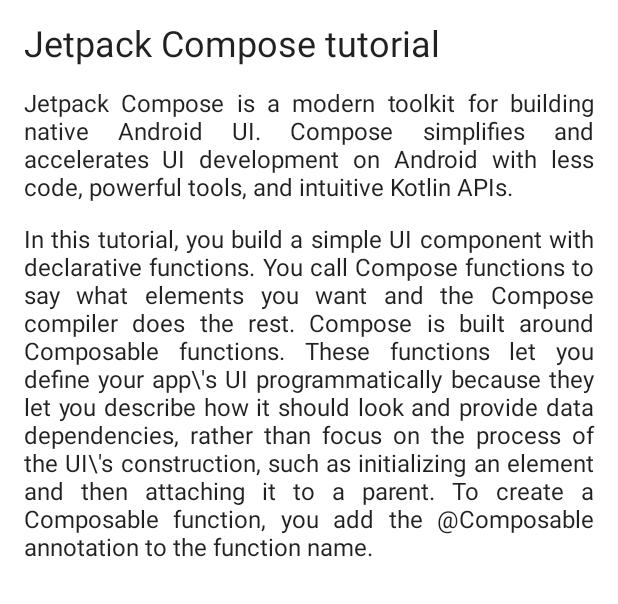
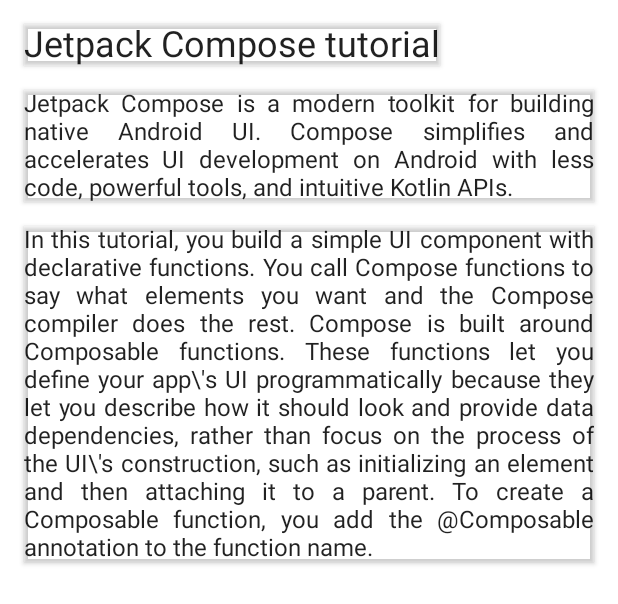
Before and after one commit to sameemul-haque/Android-Basics-with-Compose-Tutorial, an Android app built with Jetpack Compose: the @Preview function DefaultPreview, on a phone screen of 412 x 824 dp. Shown: the top 604 px of the screen. Run offline under Robolectric (Android 15) with nearby library versions, the phone set to English and light mode, and no system bars.

Commit message:
text shadow added.

```diff
--- a/app/src/main/java/com/samhaqk/composearticle/MainActivity.kt
+++ b/app/src/main/java/com/samhaqk/composearticle/MainActivity.kt
@@ -61,9 +61,27 @@
 @Composable
 fun Article(heading: String, short_para: String, long_para: String) {
     Column {
-        Text(text = heading, fontSize = 24.sp,modifier = Modifier.padding(16.dp))
-        Text(text = short_para, textAlign = TextAlign.Justify, modifier = Modifier.padding(start = 16.dp, end = 16.dp))
-        Text(text = long_para, textAlign = TextAlign.Justify, modifier = Modifier.padding(16.dp))
+        Text(
+            text = heading,
+            fontSize = 24.sp,
+            modifier = Modifier
+                .padding(16.dp)
+                .shadow(elevation = 2.dp)
+        )
+        Text(
+            text = short_para,
+            textAlign = TextAlign.Justify,
+            modifier = Modifier
+                .padding(start = 16.dp, end = 16.dp)
+                .shadow(elevation = 2.dp)
+        )
+        Text(
+            text = long_para,
+            textAlign = TextAlign.Justify,
+            modifier = Modifier
+                .padding(16.dp)
+                .shadow(elevation = 2.dp)
+        )
     }
 }
 
```
